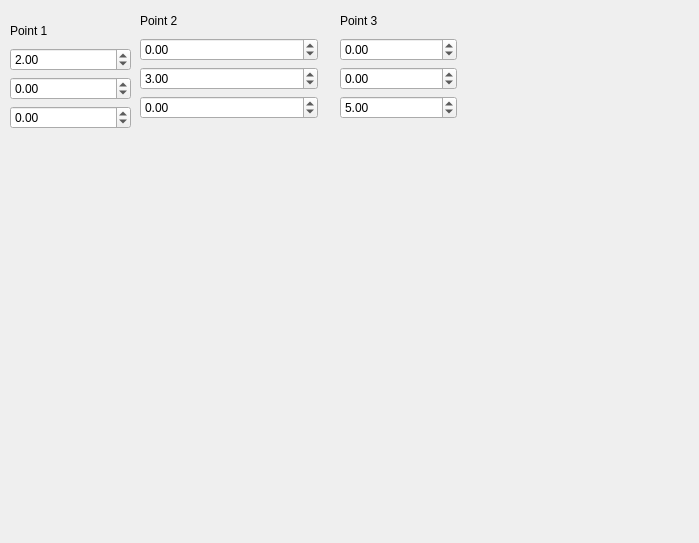
This is Tools/ToolTestPlane/qttestplaneinvestigateaccuracydialog.ui in richelbilderbeek/ProjectRichelBilderbeek as Qt 5 draws it before an edit. The edited form follows.
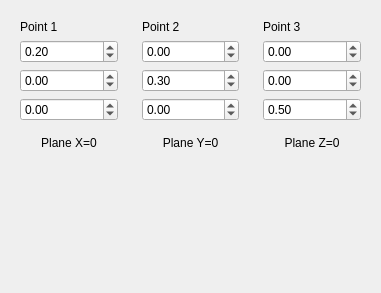
This is the edited form.

```diff
--- a/Tools/ToolTestPlane/qttestplaneinvestigateaccuracydialog.ui
+++ b/Tools/ToolTestPlane/qttestplaneinvestigateaccuracydialog.ui
@@ -6,125 +6,21 @@
    <rect>
     <x>0</x>
     <y>0</y>
-    <width>699</width>
-    <height>543</height>
+    <width>381</width>
+    <height>293</height>
    </rect>
   </property>
   <property name="windowTitle">
    <string>Dialog</string>
   </property>
-  <widget class="QWidget" name="widget_3" native="true">
-   <property name="geometry">
-    <rect>
-     <x>340</x>
-     <y>10</y>
-     <width>117</width>
-     <height>109</height>
-    </rect>
-   </property>
-   <layout class="QVBoxLayout" name="verticalLayout">
-    <item>
-     <widget class="QLabel" name="label_3">
-      <property name="text">
-       <string>Point 3</string>
-      </property>
-     </widget>
-    </item>
-    <item>
-     <widget class="QDoubleSpinBox" name="box_x3">
-      <property name="minimum">
-       <double>-999999999.000000000000000</double>
-      </property>
-      <property name="maximum">
-       <double>999999999.000000000000000</double>
-      </property>
-     </widget>
-    </item>
-    <item>
-     <widget class="QDoubleSpinBox" name="box_y3">
-      <property name="minimum">
-       <double>-999999999.000000000000000</double>
-      </property>
-      <property name="maximum">
-       <double>999999999.000000000000000</double>
-      </property>
-     </widget>
-    </item>
-    <item>
-     <widget class="QDoubleSpinBox" name="box_z3">
-      <property name="minimum">
-       <double>-999999999.000000000000000</double>
-      </property>
-      <property name="maximum">
-       <double>999999999.000000000000000</double>
-      </property>
-      <property name="value">
-       <double>5.000000000000000</double>
-      </property>
-     </widget>
-    </item>
-   </layout>
-  </widget>
-  <widget class="QWidget" name="widget_2" native="true">
-   <property name="geometry">
-    <rect>
-     <x>140</x>
-     <y>10</y>
-     <width>178</width>
-     <height>109</height>
-    </rect>
-   </property>
-   <layout class="QVBoxLayout" name="verticalLayout_3">
-    <item>
-     <widget class="QLabel" name="label_2">
-      <property name="text">
-       <string>Point 2</string>
-      </property>
-     </widget>
-    </item>
-    <item>
-     <widget class="QDoubleSpinBox" name="box_x2">
-      <property name="minimum">
-       <double>-999999999.000000000000000</double>
-      </property>
-      <property name="maximum">
-       <double>999999999.000000000000000</double>
-      </property>
-     </widget>
-    </item>
-    <item>
-     <widget class="QDoubleSpinBox" name="box_y2">
-      <property name="minimum">
-       <double>-999999999.000000000000000</double>
-      </property>
-      <property name="maximum">
-       <double>999999999.000000000000000</double>
-      </property>
-      <property name="value">
-       <double>3.000000000000000</double>
-      </property>
-     </widget>
-    </item>
-    <item>
-     <widget class="QDoubleSpinBox" name="box_z2">
-      <property name="minimum">
-       <double>-999999999.000000000000000</double>
-      </property>
-      <property name="maximum">
-       <double>999999999.000000000000000</double>
-      </property>
-     </widget>
-    </item>
-   </layout>
-  </widget>
+  <layout class="QGridLayout" name="gridLayout">
+   <item row="0" column="0">
   <widget class="QWidget" name="widget_1" native="true">
-   <property name="geometry">
-    <rect>
-     <x>10</x>
-     <y>20</y>
-     <width>121</width>
-     <height>109</height>
-    </rect>
+     <property name="sizePolicy">
+      <sizepolicy hsizetype="Preferred" vsizetype="Maximum">
+       <horstretch>0</horstretch>
+       <verstretch>0</verstretch>
+      </sizepolicy>
    </property>
    <layout class="QVBoxLayout" name="verticalLayout_4">
     <item>
@@ -143,7 +39,7 @@
        <double>999999999.000000000000000</double>
       </property>
       <property name="value">
-       <double>2.000000000000000</double>
+         <double>0.200000000000000</double>
       </property>
      </widget>
     </item>
@@ -169,6 +65,169 @@
     </item>
    </layout>
   </widget>
+   </item>
+   <item row="0" column="1">
+    <widget class="QWidget" name="widget_2" native="true">
+     <property name="sizePolicy">
+      <sizepolicy hsizetype="Preferred" vsizetype="Maximum">
+       <horstretch>0</horstretch>
+       <verstretch>0</verstretch>
+      </sizepolicy>
+     </property>
+     <layout class="QVBoxLayout" name="verticalLayout_3">
+      <item>
+       <widget class="QLabel" name="label_2">
+        <property name="text">
+         <string>Point 2</string>
+        </property>
+       </widget>
+      </item>
+      <item>
+       <widget class="QDoubleSpinBox" name="box_x2">
+        <property name="minimum">
+         <double>-999999999.000000000000000</double>
+        </property>
+        <property name="maximum">
+         <double>999999999.000000000000000</double>
+        </property>
+       </widget>
+      </item>
+      <item>
+       <widget class="QDoubleSpinBox" name="box_y2">
+        <property name="minimum">
+         <double>-999999999.000000000000000</double>
+        </property>
+        <property name="maximum">
+         <double>999999999.000000000000000</double>
+        </property>
+        <property name="value">
+         <double>0.300000000000000</double>
+        </property>
+       </widget>
+      </item>
+      <item>
+       <widget class="QDoubleSpinBox" name="box_z2">
+        <property name="minimum">
+         <double>-999999999.000000000000000</double>
+        </property>
+        <property name="maximum">
+         <double>999999999.000000000000000</double>
+        </property>
+       </widget>
+      </item>
+     </layout>
+    </widget>
+   </item>
+   <item row="0" column="2">
+    <widget class="QWidget" name="widget_3" native="true">
+     <property name="sizePolicy">
+      <sizepolicy hsizetype="Preferred" vsizetype="Maximum">
+       <horstretch>0</horstretch>
+       <verstretch>0</verstretch>
+      </sizepolicy>
+     </property>
+     <layout class="QVBoxLayout" name="verticalLayout">
+      <item>
+       <widget class="QLabel" name="label_3">
+        <property name="text">
+         <string>Point 3</string>
+        </property>
+       </widget>
+      </item>
+      <item>
+       <widget class="QDoubleSpinBox" name="box_x3">
+        <property name="minimum">
+         <double>-999999999.000000000000000</double>
+        </property>
+        <property name="maximum">
+         <double>999999999.000000000000000</double>
+        </property>
+       </widget>
+      </item>
+      <item>
+       <widget class="QDoubleSpinBox" name="box_y3">
+        <property name="minimum">
+         <double>-999999999.000000000000000</double>
+        </property>
+        <property name="maximum">
+         <double>999999999.000000000000000</double>
+        </property>
+       </widget>
+      </item>
+      <item>
+       <widget class="QDoubleSpinBox" name="box_z3">
+        <property name="minimum">
+         <double>-999999999.000000000000000</double>
+        </property>
+        <property name="maximum">
+         <double>999999999.000000000000000</double>
+        </property>
+        <property name="value">
+         <double>0.500000000000000</double>
+        </property>
+       </widget>
+      </item>
+     </layout>
+    </widget>
+   </item>
+   <item row="1" column="1">
+    <widget class="QLabel" name="label_plane_y">
+     <property name="sizePolicy">
+      <sizepolicy hsizetype="Preferred" vsizetype="Maximum">
+       <horstretch>0</horstretch>
+       <verstretch>0</verstretch>
+      </sizepolicy>
+     </property>
+     <property name="text">
+      <string>Plane Y=0</string>
+     </property>
+     <property name="alignment">
+      <set>Qt::AlignCenter</set>
+     </property>
+    </widget>
+   </item>
+   <item row="3" column="0">
+    <widget class="QWidget" name="widget_plane_x" native="true"/>
+   </item>
+   <item row="3" column="1">
+    <widget class="QWidget" name="widget_plane_y" native="true"/>
+   </item>
+   <item row="3" column="2">
+    <widget class="QWidget" name="widget_plane_z" native="true"/>
+   </item>
+   <item row="1" column="2">
+    <widget class="QLabel" name="label_plane_z">
+     <property name="sizePolicy">
+      <sizepolicy hsizetype="Preferred" vsizetype="Maximum">
+       <horstretch>0</horstretch>
+       <verstretch>0</verstretch>
+      </sizepolicy>
+     </property>
+     <property name="text">
+      <string>Plane Z=0</string>
+     </property>
+     <property name="alignment">
+      <set>Qt::AlignCenter</set>
+     </property>
+    </widget>
+   </item>
+   <item row="1" column="0">
+    <widget class="QLabel" name="label_plane_x">
+     <property name="sizePolicy">
+      <sizepolicy hsizetype="Preferred" vsizetype="Maximum">
+       <horstretch>0</horstretch>
+       <verstretch>0</verstretch>
+      </sizepolicy>
+     </property>
+     <property name="text">
+      <string>Plane X=0</string>
+     </property>
+     <property name="alignment">
+      <set>Qt::AlignCenter</set>
+     </property>
+    </widget>
+   </item>
+  </layout>
  </widget>
  <resources/>
  <connections/>
```
Left out of the diff: 2 changed lines with no effect on the pictures. Lines whose indentation alone changed are shown as unchanged.
